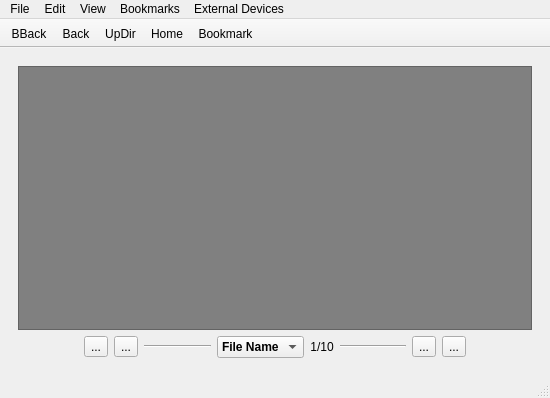
This is lumina/lumina-fm/MainUI.ui in trueos/pcbsd as Qt 5 draws it before an edit. The edited form follows.
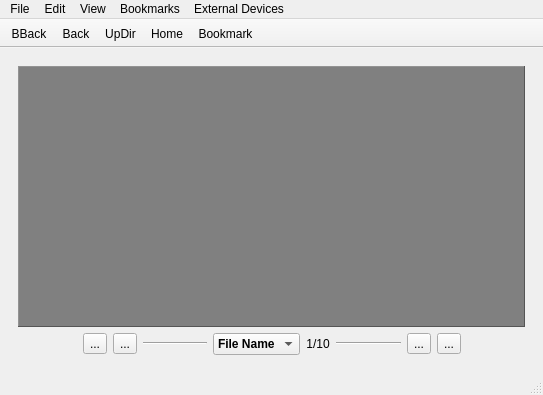
This is the edited form. The open tabs and pages were chosen to show the change.

Commit message: Fix the lumina-fm slideshow viewer image resizing. Now it will always fit *exactly* within the window if it needs to get scaled down instead of bumping the size of the window up by a couple pixels each time.

Patch:
```diff
--- a/lumina/lumina-fm/MainUI.ui
+++ b/lumina/lumina-fm/MainUI.ui
@@ -6,8 +6,8 @@
    <rect>
     <x>0</x>
     <y>0</y>
-    <width>550</width>
-    <height>398</height>
+    <width>543</width>
+    <height>395</height>
    </rect>
   </property>
   <property name="windowTitle">
@@ -196,7 +196,10 @@
            <string notr="true">QLabel{ background: grey; }</string>
           </property>
           <property name="frameShape">
-           <enum>QFrame::StyledPanel</enum>
+           <enum>QFrame::Panel</enum>
+          </property>
+          <property name="frameShadow">
+           <enum>QFrame::Raised</enum>
           </property>
           <property name="text">
            <string notr="true"/>
@@ -455,8 +458,8 @@
     <rect>
      <x>0</x>
      <y>0</y>
-     <width>550</width>
-     <height>21</height>
+     <width>543</width>
+     <height>20</height>
     </rect>
    </property>
    <widget class="QMenu" name="menuFile">
```
Left out of the diff: 2 changed lines with no effect on the pictures. The commit also changes 1 other file.
